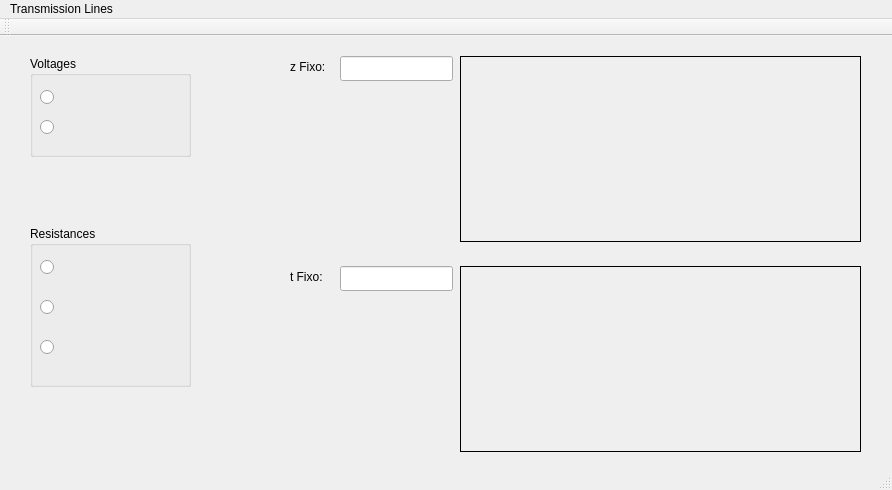
Above: TLine_Viewer/tview.ui from vinicius-r-silva/TLines_View before the change. Below: the same form after it.
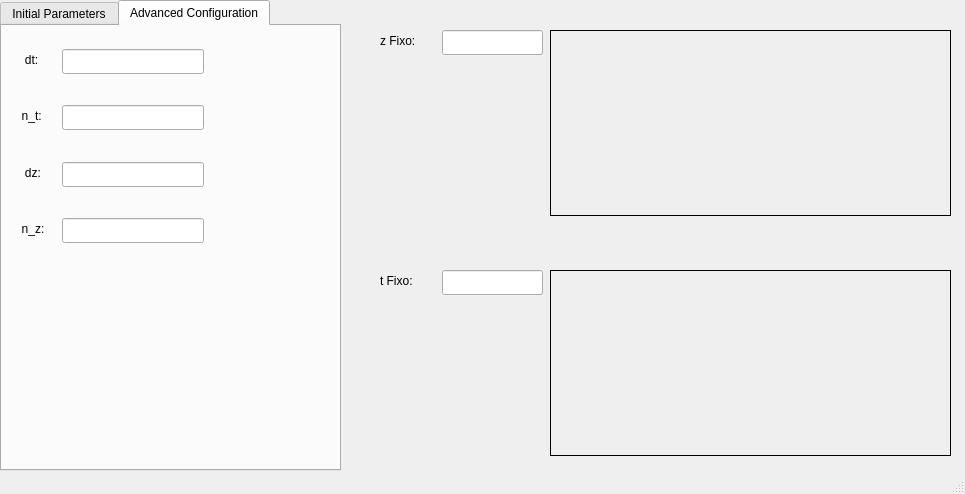
That is the form after the change.

Commit message: Second tab for advanced configurations done and slots made

```diff
--- a/TLine_Viewer/tview.ui
+++ b/TLine_Viewer/tview.ui
@@ -6,19 +6,35 @@
    <rect>
     <x>0</x>
     <y>0</y>
-    <width>892</width>
-    <height>490</height>
+    <width>965</width>
+    <height>494</height>
    </rect>
   </property>
   <property name="windowTitle">
    <string>MainWindow</string>
   </property>
   <widget class="QWidget" name="TLines">
+   <widget class="QTabWidget" name="tabWidget">
+    <property name="geometry">
+     <rect>
+      <x>0</x>
+      <y>0</y>
+      <width>341</width>
+      <height>471</height>
+     </rect>
+    </property>
+    <property name="currentIndex">
+     <number>1</number>
+    </property>
+    <widget class="QWidget" name="inPar">
+     <attribute name="title">
+      <string>Initial Parameters</string>
+     </attribute>
    <widget class="QGroupBox" name="Voltages">
     <property name="geometry">
      <rect>
-      <x>30</x>
-      <y>20</y>
+        <x>20</x>
+        <y>10</y>
       <width>161</width>
       <height>101</height>
      </rect>
@@ -74,8 +90,8 @@
    <widget class="QGroupBox" name="Resistances">
     <property name="geometry">
      <rect>
-      <x>30</x>
-      <y>190</y>
+        <x>20</x>
+        <y>180</y>
       <width>161</width>
       <height>161</height>
      </rect>
@@ -123,11 +139,110 @@
      </property>
     </widget>
    </widget>
+    </widget>
+    <widget class="QWidget" name="advConf">
+     <attribute name="title">
+      <string>Advanced Configuration</string>
+     </attribute>
+     <widget class="QLabel" name="n_t">
+      <property name="geometry">
+       <rect>
+        <x>13</x>
+        <y>79</y>
+        <width>40</width>
+        <height>21</height>
+       </rect>
+      </property>
+      <property name="text">
+       <string>  n_t:  </string>
+      </property>
+     </widget>
+     <widget class="QLabel" name="d_z">
+      <property name="geometry">
+       <rect>
+        <x>13</x>
+        <y>136</y>
+        <width>37</width>
+        <height>21</height>
+       </rect>
+      </property>
+      <property name="text">
+       <string>   dz:  </string>
+      </property>
+     </widget>
+     <widget class="QLabel" name="d_T">
+      <property name="geometry">
+       <rect>
+        <x>13</x>
+        <y>23</y>
+        <width>36</width>
+        <height>21</height>
+       </rect>
+      </property>
+      <property name="text">
+       <string>   dt:  </string>
+      </property>
+     </widget>
+     <widget class="QLabel" name="n_z">
+      <property name="geometry">
+       <rect>
+        <x>13</x>
+        <y>192</y>
+        <width>38</width>
+        <height>21</height>
+       </rect>
+      </property>
+      <property name="text">
+       <string>  n_z: </string>
+      </property>
+     </widget>
+     <widget class="QLineEdit" name="nZ">
+      <property name="geometry">
+       <rect>
+        <x>60</x>
+        <y>192</y>
+        <width>142</width>
+        <height>25</height>
+       </rect>
+      </property>
+     </widget>
+     <widget class="QLineEdit" name="dZ">
+      <property name="geometry">
+       <rect>
+        <x>60</x>
+        <y>136</y>
+        <width>142</width>
+        <height>25</height>
+       </rect>
+      </property>
+     </widget>
+     <widget class="QLineEdit" name="dT">
+      <property name="geometry">
+       <rect>
+        <x>60</x>
+        <y>23</y>
+        <width>142</width>
+        <height>25</height>
+       </rect>
+      </property>
+     </widget>
+     <widget class="QLineEdit" name="nT">
+      <property name="geometry">
+       <rect>
+        <x>60</x>
+        <y>79</y>
+        <width>142</width>
+        <height>25</height>
+       </rect>
+      </property>
+     </widget>
+    </widget>
+   </widget>
    <widget class="QLabel" name="zGraphic">
     <property name="geometry">
      <rect>
-      <x>460</x>
-      <y>20</y>
+      <x>550</x>
+      <y>30</y>
       <width>401</width>
       <height>186</height>
      </rect>
@@ -148,27 +263,21 @@
      <string/>
     </property>
    </widget>
-   <widget class="QLabel" name="tGraphic">
+   <widget class="QLineEdit" name="zLine">
     <property name="geometry">
      <rect>
-      <x>460</x>
-      <y>230</y>
-      <width>401</width>
-      <height>186</height>
+      <x>442</x>
+      <y>30</y>
+      <width>101</width>
+      <height>25</height>
      </rect>
     </property>
-    <property name="frameShape">
-     <enum>QFrame::Box</enum>
-    </property>
-    <property name="text">
-     <string/>
-    </property>
    </widget>
    <widget class="QLabel" name="z_Fixo">
     <property name="geometry">
      <rect>
-      <x>290</x>
-      <y>20</y>
+      <x>380</x>
+      <y>30</y>
       <width>51</width>
       <height>21</height>
      </rect>
@@ -177,11 +286,37 @@
      <string>z Fixo:</string>
     </property>
    </widget>
+   <widget class="QLabel" name="tGraphic">
+    <property name="geometry">
+     <rect>
+      <x>550</x>
+      <y>270</y>
+      <width>401</width>
+      <height>186</height>
+     </rect>
+    </property>
+    <property name="frameShape">
+     <enum>QFrame::Box</enum>
+    </property>
+    <property name="text">
+     <string/>
+    </property>
+   </widget>
+   <widget class="QLineEdit" name="tLine">
+    <property name="geometry">
+     <rect>
+      <x>442</x>
+      <y>270</y>
+      <width>101</width>
+      <height>25</height>
+     </rect>
+    </property>
+   </widget>
    <widget class="QLabel" name="t_Fixo">
     <property name="geometry">
      <rect>
-      <x>290</x>
-      <y>230</y>
+      <x>380</x>
+      <y>270</y>
       <width>51</width>
       <height>21</height>
      </rect>
@@ -190,55 +325,8 @@
      <string>t Fixo:</string>
     </property>
    </widget>
-   <widget class="QLineEdit" name="zLine">
-    <property name="geometry">
-     <rect>
-      <x>340</x>
-      <y>20</y>
-      <width>113</width>
-      <height>25</height>
-     </rect>
-    </property>
-   </widget>
-   <widget class="QLineEdit" name="tLine">
-    <property name="geometry">
-     <rect>
-      <x>340</x>
-      <y>230</y>
-      <width>113</width>
-      <height>25</height>
-     </rect>
-    </property>
-   </widget>
   </widget>
   <widget class="QStatusBar" name="statusBar"/>
-  <widget class="QToolBar" name="mainToolBar">
-   <attribute name="toolBarArea">
-    <enum>TopToolBarArea</enum>
-   </attribute>
-   <attribute name="toolBarBreak">
-    <bool>false</bool>
-   </attribute>
-  </widget>
-  <widget class="QMenuBar" name="menuBar">
-   <property name="geometry">
-    <rect>
-     <x>0</x>
-     <y>0</y>
-     <width>892</width>
-     <height>22</height>
-    </rect>
-   </property>
-   <widget class="QMenu" name="menuTransmission_Lines">
-    <property name="enabled">
-     <bool>true</bool>
-    </property>
-    <property name="title">
-     <string>Transmission Lines</string>
-    </property>
-   </widget>
-   <addaction name="menuTransmission_Lines"/>
-  </widget>
  </widget>
  <layoutdefault spacing="6" margin="11"/>
  <resources/>
```
Lines whose indentation alone changed are shown as unchanged. The commit also changes 4 other files.
